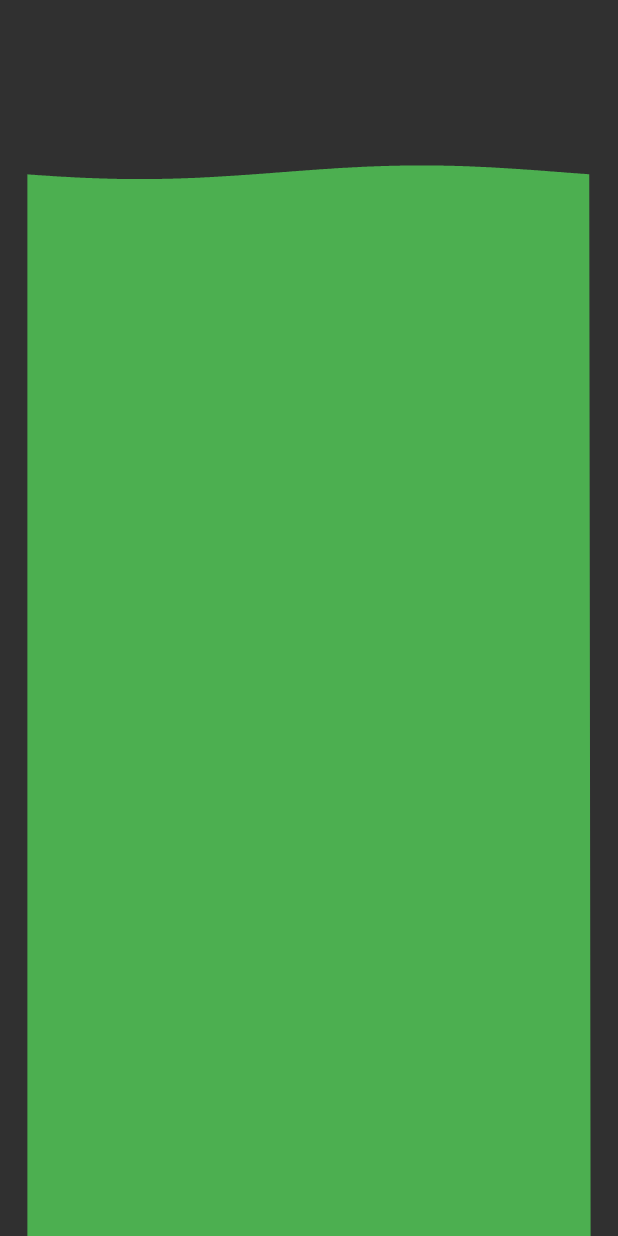
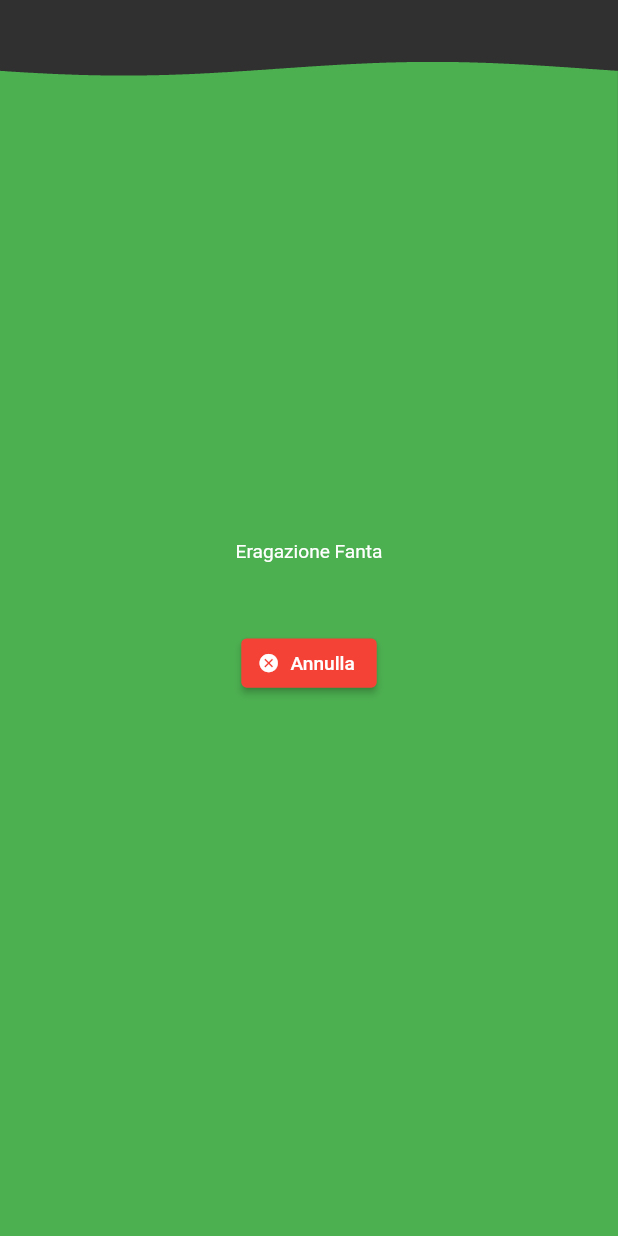
Before and after one commit to GioPan04/drink-dispenser, a Flutter app: the BeverageChooser screen opened directly, after a tap on "Fanta", on a phone screen of 412 x 824 dp. Run offline on Flutter 3.47's test engine with Material 2 defaults, Android fonts, the phone set to English and light mode, and no system bars; missing offline and left inert: flutter_gpiod.

Commit message:
Moved wave into custom widget

```diff
--- /dev/null
+++ b/lib/components/animated_wave.dart
@@ -0,0 +1,50 @@
+import 'dart:math';
+import 'package:flutter/material.dart';
+
+
+class AnimatedWave extends StatelessWidget {
+
+  final Animation<double> animation;
+
+  const AnimatedWave({Key? key, required this.animation}) : super(key: key);
+
+  @override
+  Widget build(BuildContext context) {
+    return AnimatedBuilder(
+      animation: animation,
+      builder: (context, child) => CustomPaint(
+        painter: WavePainter(waveAnimation: animation),
+      ),
+    );
+  }
+}
+
+class WavePainter extends CustomPainter {
+
+  final Animation<double> waveAnimation;
+  final Paint _paint = Paint()..color = Colors.green;
+  final int _waveMultiplier = 5;
+
+  WavePainter({required this.waveAnimation});
+
+  @override
+  void paint(Canvas canvas, Size size) {
+    Path path = Path();
+
+    for (double i = 0.0; i < size.width; i++) {
+      final double position = (size.height + 10) * waveAnimation.value;
+      final double wave = sin((i / size.width * 2 * pi) + ((waveAnimation.value * 10) * 2 * pi)) * _waveMultiplier;
+      path.lineTo(i, position - wave);
+    }
+
+    path.lineTo(size.width, size.height);
+    path.lineTo(0.0, size.height);
+    path.close();
+
+    canvas.drawPath(path, _paint);
+  }
+
+  @override
+  bool shouldRepaint(WavePainter oldDelegate) => true;
+
+}
--- a/lib/screens/beverage_chooser.dart
+++ b/lib/screens/beverage_chooser.dart
@@ -17,7 +17,7 @@
 
   void _drink(Beverage beverage) {
     // DispenderService.simpleDrink(beverage.pin);
-    Navigator.of(context).push(MaterialPageRoute(builder: (context) => const DrinkingScreen()));
+    Navigator.of(context).push(MaterialPageRoute(builder: (context) => DrinkingScreen(name: beverage.name)));
   }
 
 
--- a/lib/screens/drinking.dart
+++ b/lib/screens/drinking.dart
@@ -1,9 +1,11 @@
-import 'dart:math';
-
+import 'package:drink_dispenser/components/animated_wave.dart';
 import 'package:flutter/material.dart';
 
 class DrinkingScreen extends StatefulWidget {
-  const DrinkingScreen({Key? key}) : super(key: key);
+
+  final String name;
+
+  const DrinkingScreen({Key? key, required this.name}) : super(key: key);
 
   @override
   State<DrinkingScreen> createState() => _DrinkingScreenState();
@@ -26,52 +28,33 @@
 
   @override
   Widget build(BuildContext context) {
-    final size = MediaQuery.of(context).size;
-
     return Scaffold(
-      body: Align(
-        alignment: Alignment.bottomCenter,
-        child: SizedBox(
-          width: size.width,
-          height: size.height,
-          child: AnimatedBuilder(
-            animation: _animationController,
-            builder: (context, child) => CustomPaint(
-              painter: WavePainter(waveAnimation: _animationController),
-            ),
+      body: Stack(
+        children: [
+          Positioned.fill(
+            child: AnimatedWave(animation: _animationController)
           ),
-        ),
+          Positioned.fill(
+            child: Column(
+              mainAxisAlignment: MainAxisAlignment.center,
+              children: [
+                Text("Eragazione ${widget.name}"),
+                const SizedBox(
+                  height: 50
+                ),
+                ElevatedButton.icon(
+                  onPressed: () {},
+                  style: ButtonStyle(
+                    backgroundColor: MaterialStateProperty.all(Colors.red),
+                  ),
+                  label: const Text("Annulla"),
+                  icon: const Icon(Icons.cancel, size: 16,),
+                )
+              ],
+            )
+          ),
+        ],
       ),
     );
   }
 }
-
-class WavePainter extends CustomPainter {
-
-  final Animation<double> waveAnimation;
-  final Paint _paint = Paint()..color = Colors.green;
-  final int _waveMultiplier = 5;
-
-  WavePainter({required this.waveAnimation});
-
-  @override
-  void paint(Canvas canvas, Size size) {
-    Path path = Path();
-
-    for (double i = 0.0; i < size.width; i++) {
-      final double position = (size.height + 10) * waveAnimation.value;
-      final double wave = sin((i / size.width * 2 * pi) + ((waveAnimation.value * 10) * 2 * pi)) * _waveMultiplier;
-      path.lineTo(i, position - wave);
-    }
-
-    path.lineTo(size.width, size.height);
-    path.lineTo(0.0, size.height);
-    path.close();
-
-    canvas.drawPath(path, _paint);
-  }
-
-  @override
-  bool shouldRepaint(WavePainter oldDelegate) => true;
-
-}
```
